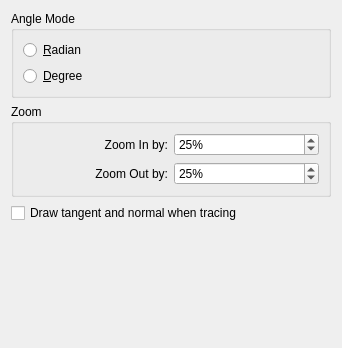
The window that kmplot/settingspagegeneral.ui (KDE/kmplot) describes before a commit, drawn with Qt 5.
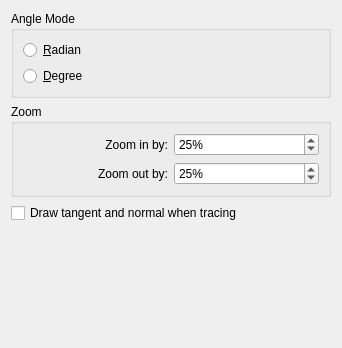
The same window after the commit.

Patch:
```diff
--- a/kmplot/settingspagegeneral.ui
+++ b/kmplot/settingspagegeneral.ui
@@ -70,7 +70,7 @@
       <item row="0" column="0">
        <widget class="QLabel" name="textLabel1_2">
         <property name="text">
-         <string>Zoom In by:</string>
+         <string>Zoom in by:</string>
         </property>
         <property name="alignment">
          <set>Qt::AlignRight|Qt::AlignTrailing|Qt::AlignVCenter</set>
@@ -83,7 +83,7 @@
       <item row="1" column="0">
        <widget class="QLabel" name="textLabel1_2_2">
         <property name="text">
-         <string>Zoom Out by:</string>
+         <string>Zoom out by:</string>
         </property>
         <property name="alignment">
          <set>Qt::AlignRight|Qt::AlignTrailing|Qt::AlignVCenter</set>
```
